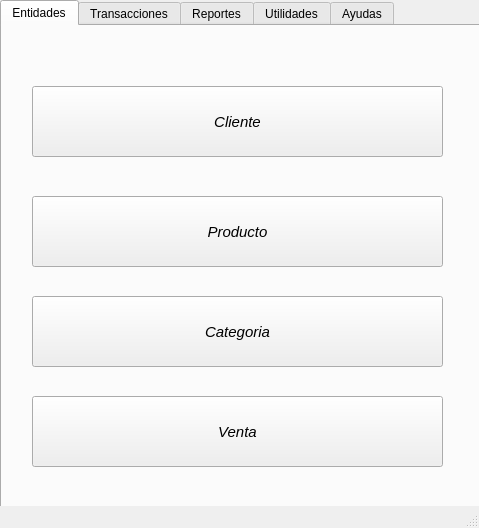
Above: GUI/VentanaPrincipal.ui from GT09Neil/proyecto_ventas before the change. Below: the same form after it.
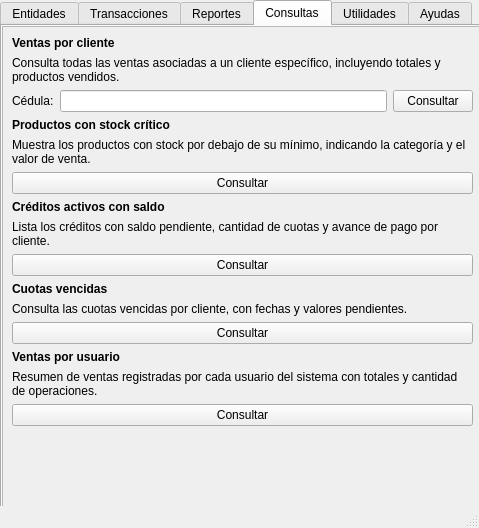
That is the form after the change. The open tabs and pages were chosen to show the change.

The edit to the form file:
```diff
--- a/GUI/VentanaPrincipal.ui
+++ b/GUI/VentanaPrincipal.ui
@@ -714,6 +714,228 @@
       </widget>
      </widget>
     </widget>
+    <widget class="QWidget" name="ConsultasTab">
+     <attribute name="title">
+      <string>Consultas</string>
+     </attribute>
+     <widget class="QScrollArea" name="ConsultasScrollArea">
+      <property name="geometry">
+       <rect>
+        <x>0</x>
+        <y>0</y>
+        <width>481</width>
+        <height>511</height>
+       </rect>
+      </property>
+      <property name="widgetResizable">
+       <bool>true</bool>
+      </property>
+      <widget class="QWidget" name="consultasScrollAreaWidget">
+       <property name="geometry">
+        <rect>
+         <x>0</x>
+         <y>0</y>
+         <width>479</width>
+         <height>509</height>
+        </rect>
+       </property>
+       <layout class="QVBoxLayout" name="ConsultasLayout">
+        <item>
+         <layout class="QVBoxLayout" name="LayoutConsultaVentasCliente">
+          <item>
+           <widget class="QLabel" name="label_25">
+            <property name="font">
+             <font>
+              <bold>true</bold>
+             </font>
+            </property>
+            <property name="text">
+             <string>Ventas por cliente</string>
+            </property>
+           </widget>
+          </item>
+          <item>
+           <widget class="QLabel" name="label_26">
+            <property name="text">
+             <string>Consulta todas las ventas asociadas a un cliente específico, incluyendo totales y productos vendidos.</string>
+            </property>
+            <property name="wordWrap">
+             <bool>true</bool>
+            </property>
+           </widget>
+          </item>
+          <item>
+           <layout class="QHBoxLayout" name="ConsultaVentasClienteInputs">
+            <item>
+             <widget class="QLabel" name="label_27">
+              <property name="text">
+               <string>Cédula:</string>
+              </property>
+             </widget>
+            </item>
+            <item>
+             <widget class="QLineEdit" name="ConsultaCedulaTXT"/>
+            </item>
+            <item>
+             <widget class="QPushButton" name="ConsultaVentasClienteBTN">
+              <property name="text">
+               <string>Consultar</string>
+              </property>
+             </widget>
+            </item>
+           </layout>
+          </item>
+         </layout>
+        </item>
+        <item>
+         <layout class="QVBoxLayout" name="LayoutConsultaProductosBajoStock">
+          <item>
+           <widget class="QLabel" name="label_28">
+            <property name="font">
+             <font>
+              <bold>true</bold>
+             </font>
+            </property>
+            <property name="text">
+             <string>Productos con stock crítico</string>
+            </property>
+           </widget>
+          </item>
+          <item>
+           <widget class="QLabel" name="label_29">
+            <property name="text">
+             <string>Muestra los productos con stock por debajo de su mínimo, indicando la categoría y el valor de venta.</string>
+            </property>
+            <property name="wordWrap">
+             <bool>true</bool>
+            </property>
+           </widget>
+          </item>
+          <item>
+           <widget class="QPushButton" name="ConsultaProductosBajoStockBTN">
+            <property name="text">
+             <string>Consultar</string>
+            </property>
+           </widget>
+          </item>
+         </layout>
+        </item>
+        <item>
+         <layout class="QVBoxLayout" name="LayoutConsultaCreditosActivos">
+          <item>
+           <widget class="QLabel" name="label_30">
+            <property name="font">
+             <font>
+              <bold>true</bold>
+             </font>
+            </property>
+            <property name="text">
+             <string>Créditos activos con saldo</string>
+            </property>
+           </widget>
+          </item>
+          <item>
+           <widget class="QLabel" name="label_31">
+            <property name="text">
+             <string>Lista los créditos con saldo pendiente, cantidad de cuotas y avance de pago por cliente.</string>
+            </property>
+            <property name="wordWrap">
+             <bool>true</bool>
+            </property>
+           </widget>
+          </item>
+          <item>
+           <widget class="QPushButton" name="ConsultaCreditosActivosBTN">
+            <property name="text">
+             <string>Consultar</string>
+            </property>
+           </widget>
+          </item>
+         </layout>
+        </item>
+        <item>
+         <layout class="QVBoxLayout" name="LayoutConsultaCuotasVencidas">
+          <item>
+           <widget class="QLabel" name="label_32">
+            <property name="font">
+             <font>
+              <bold>true</bold>
+             </font>
+            </property>
+            <property name="text">
+             <string>Cuotas vencidas</string>
+            </property>
+           </widget>
+          </item>
+          <item>
+           <widget class="QLabel" name="label_33">
+            <property name="text">
+             <string>Consulta las cuotas vencidas por cliente, con fechas y valores pendientes.</string>
+            </property>
+            <property name="wordWrap">
+             <bool>true</bool>
+            </property>
+           </widget>
+          </item>
+          <item>
+           <widget class="QPushButton" name="ConsultaCuotasVencidasBTN">
+            <property name="text">
+             <string>Consultar</string>
+            </property>
+           </widget>
+          </item>
+         </layout>
+        </item>
+        <item>
+         <layout class="QVBoxLayout" name="LayoutConsultaVentasUsuario">
+          <item>
+           <widget class="QLabel" name="label_34">
+            <property name="font">
+             <font>
+              <bold>true</bold>
+             </font>
+            </property>
+            <property name="text">
+             <string>Ventas por usuario</string>
+            </property>
+           </widget>
+          </item>
+          <item>
+           <widget class="QLabel" name="label_35">
+            <property name="text">
+             <string>Resumen de ventas registradas por cada usuario del sistema con totales y cantidad de operaciones.</string>
+            </property>
+            <property name="wordWrap">
+             <bool>true</bool>
+            </property>
+           </widget>
+          </item>
+          <item>
+           <widget class="QPushButton" name="ConsultaVentasUsuarioBTN">
+            <property name="text">
+             <string>Consultar</string>
+            </property>
+           </widget>
+          </item>
+         </layout>
+        </item>
+        <item>
+         <spacer name="verticalSpacer">
+          <property name="orientation">
+           <enum>Qt::Orientation::Vertical</enum>
+          </property>
+          <property name="sizeHint" stdset="0">
+           <size>
+            <width>20</width>
+            <height>40</height>
+           </size>
+          </property>
+         </spacer>
+        </item>
+       </layout>
+      </widget>
+     </widget>
+    </widget>
     <widget class="QWidget" name="UtilidadesTab">
      <attribute name="title">
       <string>Utilidades</string>
```
Left out of the diff: 193 changed lines with no effect on the pictures.
